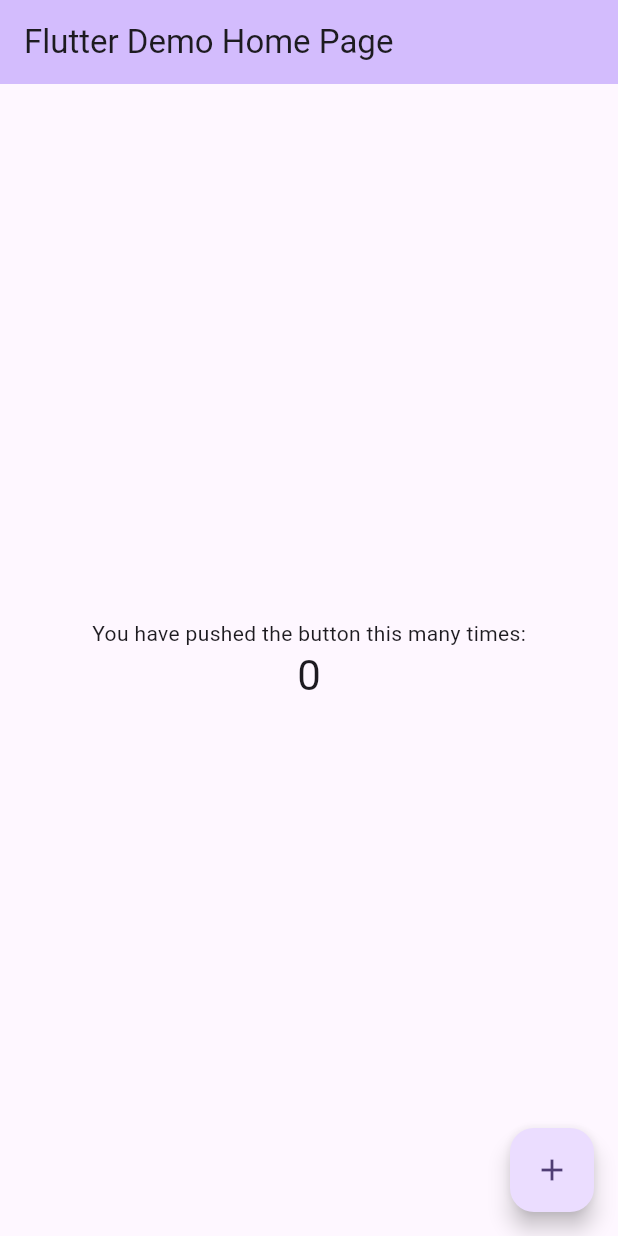
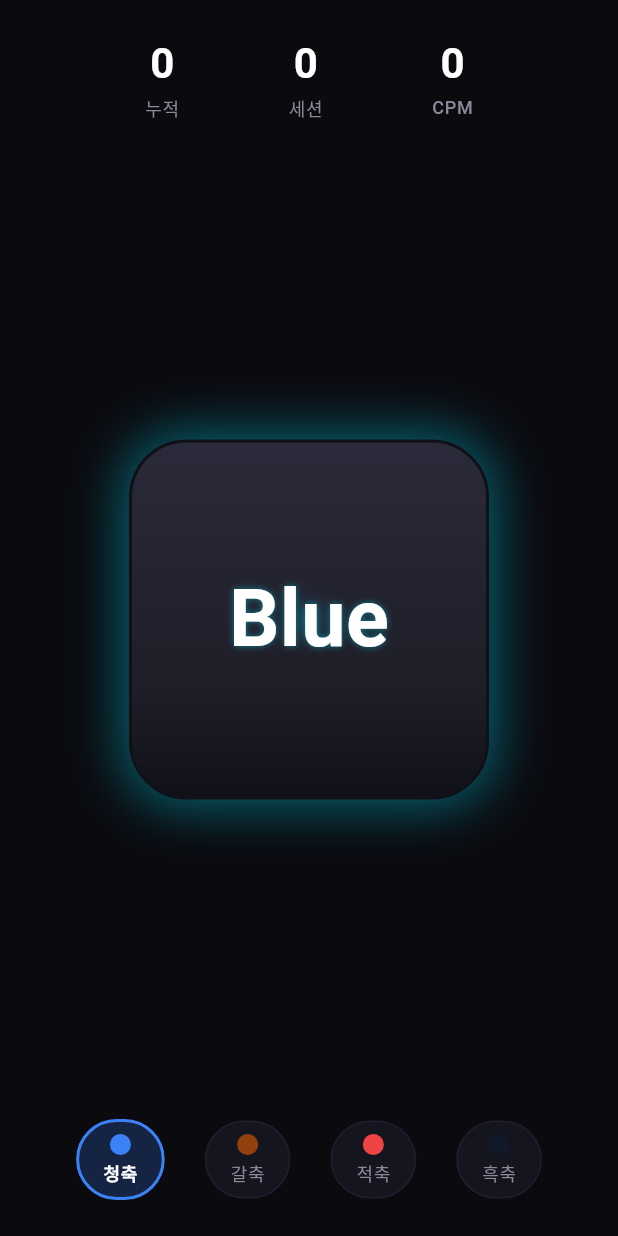
Before and after one commit to geon-toy-box/cliker, a Flutter app: the screen it shows after launch, on a phone screen of 412 x 824 dp. Run offline on Flutter 3.47's test engine with Material 3 defaults, Android fonts, the phone set to English and light mode, and no system bars; our stand-ins replace audioplayers, flutter_riverpod, shared_preferences.

Commit message:
feat(app): home screen integration — tap keycap -> sound+haptic+LED+counter (T006)
main.dart wires SharedPreferences + ClickSoundPlayer into ProviderScope;
ClikerApp(appTheme); HomeScreen = stats readout + wired Keycap +
switch selector. Replaced counter boilerplate + new integration test.
100 tests green; integration test + runtime smoke on emulator-5554
(5 taps->counter, switch change, clean rotation); debug APK builds.
Shipped sound default ON.

QA: docs/tasks/T006/qa.md ## Verdict: PASS (QA ran its own emulator smoke + rotation)

Co-Authored-By: Claude Opus 4.8 (1M context) <noreply@anthropic.com>

```diff
--- /dev/null
+++ b/lib/app.dart
@@ -0,0 +1,21 @@
+import 'package:cliker/screens/home_screen.dart';
+import 'package:cliker/theme/app_theme.dart';
+import 'package:flutter/material.dart';
+
+/// Root application widget.
+///
+/// Wires the single dark/neon [appTheme] to the [HomeScreen]. State is provided
+/// by the [ProviderScope] mounted above this widget in `main`.
+class ClikerApp extends StatelessWidget {
+  const ClikerApp({super.key});
+
+  @override
+  Widget build(BuildContext context) {
+    return MaterialApp(
+      title: 'cliker',
+      theme: appTheme(),
+      debugShowCheckedModeBanner: false,
+      home: const HomeScreen(),
+    );
+  }
+}
--- a/lib/main.dart
+++ b/lib/main.dart
@@ -1,122 +1,49 @@
+import 'package:cliker/app.dart';
+import 'package:cliker/audio/click_sound_player.dart';
+import 'package:cliker/persistence/settings_store.dart';
 import 'package:flutter/material.dart';
+import 'package:flutter_riverpod/flutter_riverpod.dart';
+import 'package:shared_preferences/shared_preferences.dart';
 
-void main() {
-  runApp(const MyApp());
-}
+/// App entry point.
+///
+/// Resolves the async startup dependencies once — the [SharedPreferences]
+/// instance and a preloaded [ClickSoundPlayer] — then injects both into the
+/// root [ProviderScope] so the synchronous notifiers/services downstream never
+/// have to await.
+///
+/// Preloading the click sounds is best-effort: on a device with no audio
+/// backend (or a failing plugin init) the app must still launch silently rather
+/// than crash on a black screen, so [ClickSoundPlayer.init] is guarded.
+Future<void> main() async {
+  WidgetsFlutterBinding.ensureInitialized();
 
-class MyApp extends StatelessWidget {
-  const MyApp({super.key});
+  final SharedPreferences prefs = await SharedPreferences.getInstance();
 
-  // This widget is the root of your application.
-  @override
-  Widget build(BuildContext context) {
-    return MaterialApp(
-      title: 'Flutter Demo',
-      theme: ThemeData(
-        // This is the theme of your application.
-        //
-        // TRY THIS: Try running your application with "flutter run". You'll see
-        // the application has a purple toolbar. Then, without quitting the app,
-        // try changing the seedColor in the colorScheme below to Colors.green
-        // and then invoke "hot reload" (save your changes or press the "hot
-        // reload" button in a Flutter-supported IDE, or press "r" if you used
-        // the command line to start the app).
-        //
-        // Notice that the counter didn't reset back to zero; the application
-        // state is not lost during the reload. To reset the state, use hot
-        // restart instead.
-        //
-        // This works for code too, not just values: Most code changes can be
-        // tested with just a hot reload.
-        colorScheme: .fromSeed(seedColor: Colors.deepPurple),
-      ),
-      home: const MyHomePage(title: 'Flutter Demo Home Page'),
-    );
-  }
-}
-
-class MyHomePage extends StatefulWidget {
-  const MyHomePage({super.key, required this.title});
-
-  // This widget is the home page of your application. It is stateful, meaning
-  // that it has a State object (defined below) that contains fields that affect
-  // how it looks.
-
-  // This class is the configuration for the state. It holds the values (in this
-  // case the title) provided by the parent (in this case the App widget) and
-  // used by the build method of the State. Fields in a Widget subclass are
-  // always marked "final".
-
-  final String title;
-
-  @override
-  State<MyHomePage> createState() => _MyHomePageState();
-}
-
-class _MyHomePageState extends State<MyHomePage> {
-  int _counter = 0;
-
-  void _incrementCounter() {
-    setState(() {
-      // This call to setState tells the Flutter framework that something has
-      // changed in this State, which causes it to rerun the build method below
-      // so that the display can reflect the updated values. If we changed
-      // _counter without calling setState(), then the build method would not be
-      // called again, and so nothing would appear to happen.
-      _counter++;
-    });
-  }
-
-  @override
-  Widget build(BuildContext context) {
-    // This method is rerun every time setState is called, for instance as done
-    // by the _incrementCounter method above.
-    //
-    // The Flutter framework has been optimized to make rerunning build methods
-    // fast, so that you can just rebuild anything that needs updating rather
-    // than having to individually change instances of widgets.
-    return Scaffold(
-      appBar: AppBar(
-        // TRY THIS: Try changing the color here to a specific color (to
-        // Colors.amber, perhaps?) and trigger a hot reload to see the AppBar
-        // change color while the other colors stay the same.
-        backgroundColor: Theme.of(context).colorScheme.inversePrimary,
-        // Here we take the value from the MyHomePage object that was created by
-        // the App.build method, and use it to set our appbar title.
-        title: Text(widget.title),
-      ),
-      body: Center(
-        // Center is a layout widget. It takes a single child and positions it
-        // in the middle of the parent.
-        child: Column(
-          // Column is also a layout widget. It takes a list of children and
-          // arranges them vertically. By default, it sizes itself to fit its
-          // children horizontally, and tries to be as tall as its parent.
-          //
-          // Column has various properties to control how it sizes itself and
-          // how it positions its children. Here we use mainAxisAlignment to
-          // center the children vertically; the main axis here is the vertical
-          // axis because Columns are vertical (the cross axis would be
-          // horizontal).
-          //
-          // TRY THIS: Invoke "debug painting" (choose the "Toggle Debug Paint"
-          // action in the IDE, or press "p" in the console), to see the
-          // wireframe for each widget.
-          mainAxisAlignment: .center,
-          children: [
-            const Text('You have pushed the button this many times:'),
-            Text(
-              '$_counter',
-              style: Theme.of(context).textTheme.headlineMedium,
-            ),
-          ],
-        ),
-      ),
-      floatingActionButton: FloatingActionButton(
-        onPressed: _incrementCounter,
-        tooltip: 'Increment',
-        child: const Icon(Icons.add),
+  final ClickSoundPlayer player = ClickSoundPlayer(AudioPlayersBackend());
+  try {
+    await player.init();
+  } on Object catch (error, stackTrace) {
+    // Audio is non-essential to launch; degrade to silent rather than crash.
+    FlutterError.reportError(
+      FlutterErrorDetails(
+        exception: error,
+        stack: stackTrace,
+        library: 'cliker',
+        context: ErrorDescription('preloading click sounds at startup'),
       ),
     );
   }
+
+  runApp(
+    ProviderScope(
+      // `Override` is not exported by flutter_riverpod 3; the element type is
+      // inferred, matching the project's existing test setups.
+      overrides: [
+        sharedPreferencesProvider.overrideWithValue(prefs),
+        clickSoundPlayerProvider.overrideWithValue(player),
+      ],
+      child: const ClikerApp(),
+    ),
+  );
 }
--- /dev/null
+++ b/lib/screens/home_screen.dart
@@ -0,0 +1,242 @@
+import 'package:cliker/audio/click_sound_player.dart';
+import 'package:cliker/domain/switch_type.dart';
+import 'package:cliker/providers/settings_providers.dart';
+import 'package:cliker/providers/stats_providers.dart';
+import 'package:cliker/services/haptics.dart';
+import 'package:cliker/theme/app_colors.dart';
+import 'package:cliker/theme/app_spacing.dart';
+import 'package:cliker/widgets/keycap.dart';
+import 'package:flutter/material.dart';
+import 'package:flutter_riverpod/flutter_riverpod.dart';
+
+/// The single screen of the app: a tappable [Keycap] flanked by a stats readout
+/// above and a switch selector below.
+///
+/// Tapping the keycap plays the selected switch's press/release click, fires a
+/// matching haptic, and registers the click in [statsProvider]. The sound/haptic
+/// toggles in [settingsProvider] are mirrored onto the shared
+/// [ClickSoundPlayer.muted] / [Haptics.enabled] flags so a disabled toggle is a
+/// true no-op at the source. Full settings and stats panels arrive in M2.
+class HomeScreen extends ConsumerWidget {
+  const HomeScreen({super.key});
+
+  /// Keys on the three stat values, so tests can read each independently.
+  static const Key totalStatKey = Key('stat-total');
+  static const Key sessionStatKey = Key('stat-session');
+  static const Key cpmStatKey = Key('stat-cpm');
+
+  /// Key prefix for switch-selector chips; full key is `Key('switch-chip-<id>')`.
+  static Key switchChipKey(String id) => Key('switch-chip-$id');
+
+  @override
+  Widget build(BuildContext context, WidgetRef ref) {
+    final Settings settings = ref.watch(settingsProvider);
+    final Stats stats = ref.watch(statsProvider);
+    final SwitchType selected = SwitchCatalog.byId(settings.selectedSwitchId);
+
+    // Mirror the persisted toggles onto the shared services. Reading the
+    // providers here keeps the flags in sync on every settings change without a
+    // separate listener; the services are cheap plain objects.
+    final ClickSoundPlayer player = ref.watch(clickSoundPlayerProvider)
+      ..muted = !settings.soundEnabled;
+    final Haptics haptics = ref.watch(hapticsProvider)
+      ..enabled = settings.hapticEnabled;
+
+    void handlePressDown() {
+      if (settings.soundEnabled) {
+        player.playDown(selected);
+      }
+      if (settings.hapticEnabled) {
+        haptics.click(selected.hapticStrength);
+      }
+      ref.read(statsProvider.notifier).registerClick(DateTime.now());
+    }
+
+    void handlePressUp() {
+      if (settings.soundEnabled) {
+        player.playUp(selected);
+      }
+    }
+
+    return Scaffold(
+      body: SafeArea(
+        child: Padding(
+          padding: const EdgeInsets.all(AppSpacing.lg),
+          child: Column(
+            children: <Widget>[
+              _StatsReadout(stats: stats),
+              Expanded(
+                child: Center(
+                  child: Keycap(
+                    ledColor: Color(settings.ledColorArgb),
+                    label: selected.nameEn,
+                    onPressDown: handlePressDown,
+                    onPressUp: handlePressUp,
+                  ),
+                ),
+              ),
+              _SwitchSelector(
+                selectedId: settings.selectedSwitchId,
+                onSelect: (String id) =>
+                    ref.read(settingsProvider.notifier).selectSwitch(id),
+              ),
+            ],
+          ),
+        ),
+      ),
+    );
+  }
+}
+
+/// The top readout: lifetime total, this-session count, and current CPM.
+class _StatsReadout extends StatelessWidget {
+  const _StatsReadout({required this.stats});
+
+  final Stats stats;
+
+  @override
+  Widget build(BuildContext context) {
+    return Row(
+      mainAxisAlignment: MainAxisAlignment.spaceEvenly,
+      children: <Widget>[
+        _StatTile(
+          valueKey: HomeScreen.totalStatKey,
+          label: '누적',
+          value: '${stats.totalClicks}',
+        ),
+        _StatTile(
+          valueKey: HomeScreen.sessionStatKey,
+          label: '세션',
+          value: '${stats.sessionClicks}',
+        ),
+        _StatTile(
+          valueKey: HomeScreen.cpmStatKey,
+          label: 'CPM',
+          value: '${stats.cpm}',
+        ),
+      ],
+    );
+  }
+}
+
+/// A single labeled stat: large number over a muted caption.
+class _StatTile extends StatelessWidget {
+  const _StatTile({
+    required this.valueKey,
+    required this.label,
+    required this.value,
+  });
+
+  final Key valueKey;
+  final String label;
+  final String value;
+
+  @override
+  Widget build(BuildContext context) {
+    final TextTheme textTheme = Theme.of(context).textTheme;
+    return Column(
+      mainAxisSize: MainAxisSize.min,
+      children: <Widget>[
+        Text(
+          value,
+          key: valueKey,
+          style: textTheme.headlineMedium?.copyWith(
+            color: AppColors.textPrimary,
+            fontWeight: FontWeight.w700,
+          ),
+        ),
+        const SizedBox(height: AppSpacing.xs),
+        Text(
+          label,
+          style: textTheme.labelMedium?.copyWith(color: AppColors.textMuted),
+        ),
+      ],
+    );
+  }
+}
+
+/// The bottom row of switch chips. The selected chip is highlighted with the
+/// switch's stem color; tapping another chip reports it via [onSelect].
+class _SwitchSelector extends StatelessWidget {
+  const _SwitchSelector({required this.selectedId, required this.onSelect});
+
+  final String selectedId;
+  final ValueChanged<String> onSelect;
+
+  @override
+  Widget build(BuildContext context) {
+    return Row(
+      mainAxisAlignment: MainAxisAlignment.spaceEvenly,
+      children: <Widget>[
+        for (final SwitchType switchType in SwitchCatalog.all)
+          _SwitchChip(
+            switchType: switchType,
+            selected: switchType.id == selectedId,
+            onTap: () => onSelect(switchType.id),
+          ),
+      ],
+    );
+  }
+}
+
+/// One selectable switch chip: a stem-color dot above the Korean name, in a
+/// pill that lights up in the stem color when selected.
+class _SwitchChip extends StatelessWidget {
+  const _SwitchChip({
+    required this.switchType,
+    required this.selected,
+    required this.onTap,
+  });
+
+  final SwitchType switchType;
+  final bool selected;
+  final VoidCallback onTap;
+
+  @override
+  Widget build(BuildContext context) {
+    final TextTheme textTheme = Theme.of(context).textTheme;
+    return InkWell(
+      key: HomeScreen.switchChipKey(switchType.id),
+      onTap: onTap,
+      borderRadius: BorderRadius.circular(AppRadius.pill),
+      child: AnimatedContainer(
+        duration: const Duration(milliseconds: 150),
+        padding: const EdgeInsets.symmetric(
+          horizontal: AppSpacing.md,
+          vertical: AppSpacing.sm,
+        ),
+        decoration: BoxDecoration(
+          color: selected
+              ? switchType.stemColor.withValues(alpha: 0.22)
+              : AppColors.surface,
+          borderRadius: BorderRadius.circular(AppRadius.pill),
+          border: Border.all(
+            color: selected ? switchType.stemColor : AppColors.surfaceHi,
+            width: selected ? 2 : 1,
+          ),
+        ),
+        child: Column(
+          mainAxisSize: MainAxisSize.min,
+          children: <Widget>[
+            Container(
+              width: 14,
+              height: 14,
+              decoration: BoxDecoration(
+                color: switchType.stemColor,
+                shape: BoxShape.circle,
+              ),
+            ),
+            const SizedBox(height: AppSpacing.xs),
+            Text(
+              switchType.nameKo,
+              style: textTheme.labelMedium?.copyWith(
+                color: selected ? AppColors.textPrimary : AppColors.textMuted,
+                fontWeight: selected ? FontWeight.w700 : FontWeight.w500,
+              ),
+            ),
+          ],
+        ),
+      ),
+    );
+  }
+}
```
Also changed, not shown: 4 other files.
